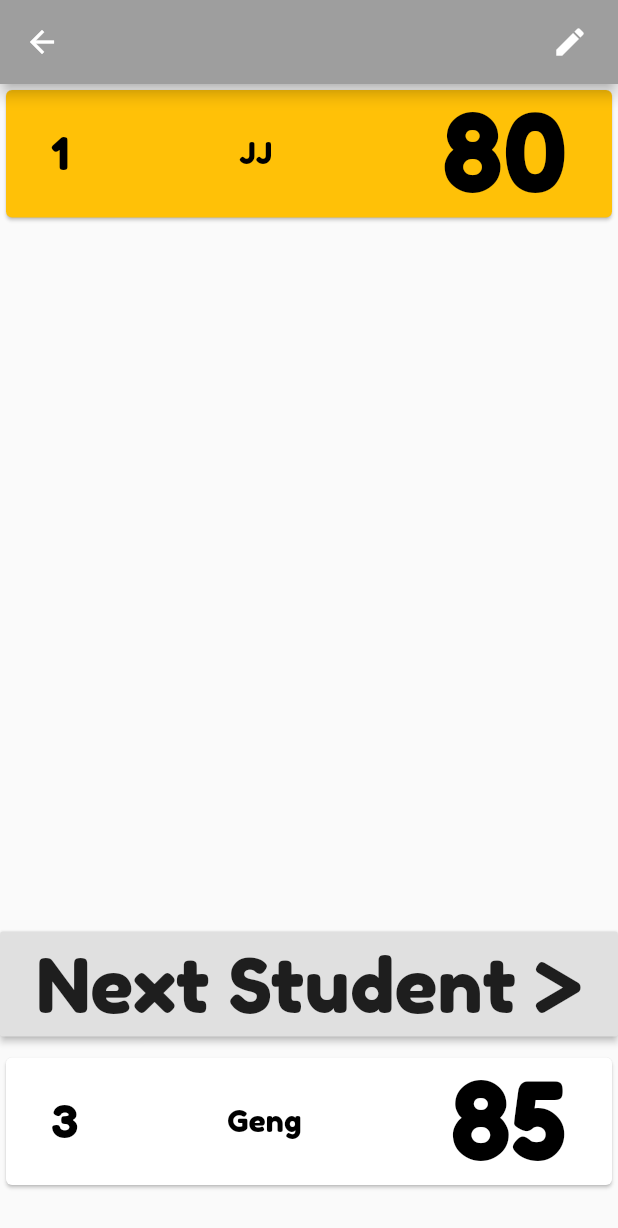
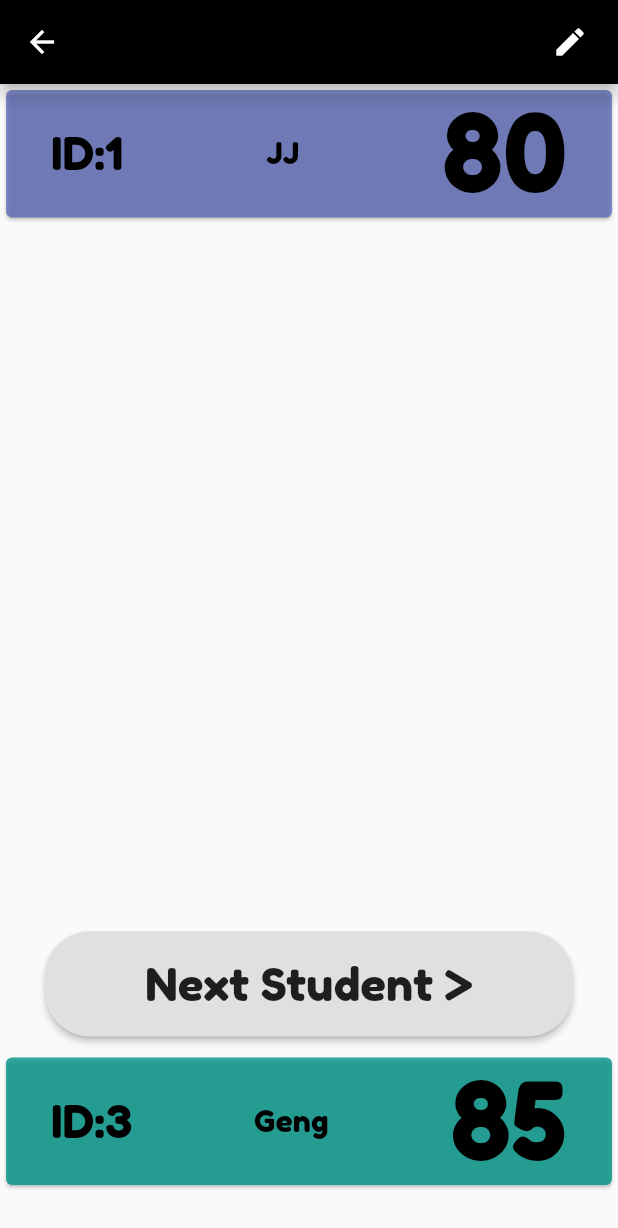
Before and after one commit to Fanhin/todolist-midterm, a Flutter app: the screen it shows after launch, after a tap on an icon or button, on a phone screen of 412 x 824 dp. Shown: the top 1228 px of the screen. Run offline on Flutter 3.47's test engine with Material 2 defaults, Android fonts, the phone set to English and light mode, and no system bars; our stand-ins replace fluttertoast.

```diff
--- a/todolist/lib/edit_page.dart
+++ b/todolist/lib/edit_page.dart
@@ -46,8 +46,12 @@ class _EditPageState extends State<EditPage> {
       }
     }
     return TextFormField(
+
       controller: _nameTextFieldController,
       decoration: InputDecoration(
+        labelText: 'Enter Name',
+        border: OutlineInputBorder(),
+        suffixIcon: Icon(Icons.error),
         errorText: _validate ? 'Value Can\'t Be Empty' : null,
         icon: Text(
           "Name",
@@ -90,8 +94,7 @@ class _EditPageState extends State<EditPage> {
                                   alignment: Alignment.center,
                                   child: RaisedButton(
                                       onPressed: () {
-                                        _nameTextFieldController.text =
-                                            widget.stdList['name'];
+
                                         setScore('7');
                                       },
                                       child: Container(
--- a/todolist/lib/home_pageV2.dart
+++ b/todolist/lib/home_pageV2.dart
@@ -20,7 +20,6 @@ class _MyHomePageState extends State<MyHomePage> {
   @override
   Widget build(BuildContext context) {
     return Scaffold(
-      //backgroundColor: Colors.grey[900],
       appBar: PreferredSize(
         preferredSize: Size.fromHeight(100.0),
         child: AppBar(
@@ -41,6 +40,7 @@ class _MyHomePageState extends State<MyHomePage> {
                   child: Container(
                     child: ListView.builder(
                       itemCount: stdList.length,
+                      scrollDirection: Axis.vertical,
                       itemBuilder: (context, index) {
                         return GestureDetector(
                           onTap: () async {
@@ -86,18 +86,19 @@ class _MyHomePageState extends State<MyHomePage> {
                                       margin: EdgeInsets.fromLTRB(0, 0, 0, 0),
                                       child: Text(
                                         'ID :' + (index + 1).toString(),
+                                        style: TextStyle(fontSize: 15),
                                       ),
                                     ),
                                     Container(
                                         child: Text(
                                       '${stdList[index]['name']}',
-                                      style: TextStyle(fontSize: 15),
+                                      style: TextStyle(fontSize: 25),
                                     )),
                                     Container(
                                       margin: EdgeInsets.fromLTRB(0, 0, 20, 0),
                                       child: Text(
                                         '${stdList[index]['score']}',
-                                        style: TextStyle(fontSize: 30),
+                                        style: TextStyle(fontSize: 35),
                                       ),
                                     ),
                                   ],
@@ -122,8 +123,7 @@ class _MyHomePageState extends State<MyHomePage> {
           //Navigator.pushNamed(context, Routes.edit_page);
           if (data != null) {
             setState(() {
-              stdList.add({'name': data['name'], 'score': data['score']});
-              print({'name': data['name'], 'score': data['score']});
+              stdList.add({'id':(data.length+1).toString(),'name': data['name'], 'score': data['score']});
             });
           }
         },
--- a/todolist/lib/main.dart
+++ b/todolist/lib/main.dart
@@ -14,7 +14,7 @@ class MyApp extends StatelessWidget {
       debugShowCheckedModeBanner: false,
       home: MyHomePage(),
       theme: ThemeData(
-          appBarTheme: AppBarTheme(color: Colors.grey),
+          appBarTheme: AppBarTheme(color: Colors.black),
           fontFamily: 'FredokaOne',
           textTheme: TextTheme(bodyText2: TextStyle(color: Colors.black))),
       routes: {
--- a/todolist/lib/second_page.dart
+++ b/todolist/lib/second_page.dart
@@ -1,3 +1,5 @@
+import 'dart:math';
+
 import 'package:flutter/cupertino.dart';
 import 'package:flutter/material.dart';
 import 'package:fluttertoast/fluttertoast.dart';
@@ -22,6 +24,23 @@ class SecondPage extends StatefulWidget {
 class _SecondPageState extends State<SecondPage> {
   int indexNextStudent;
   bool topScore;
+  List colors = [
+    Colors.amber,
+    Colors.blue,
+    Colors.yellow,
+    Colors.deepOrange,
+    Colors.green,
+    Colors.purpleAccent,
+    Colors.pinkAccent,
+  ];
+  Random randomColor = Random();
+
+  int intColor = 0;
+
+  //  void changeIndex() {
+  //   setState(() => intColor = randomColor.nextInt(3));
+  //}
+
   @override
   void initState() {
     topScore = false;
@@ -73,14 +92,16 @@ class _SecondPageState extends State<SecondPage> {
               children: <Widget>[
                 Container(
                   child: Card(
-                      color: Colors.amber,
+                      color: Colors.primaries[randomColor.nextInt(255) %
+                              Colors.primaries.length]
+                          .withOpacity(0.6),
                       child: Row(
                         mainAxisAlignment: MainAxisAlignment.spaceBetween,
                         children: <Widget>[
                           Container(
                             margin: EdgeInsets.fromLTRB(30, 0, 0, 0),
                             child: Text(
-                              widget.stdListAll[widget.index]['id'],
+                              'ID:' + widget.stdListAll[widget.index]['id'],
                               style: TextStyle(fontSize: 30),
                             ),
                           ),
@@ -106,7 +127,12 @@ class _SecondPageState extends State<SecondPage> {
                       constraints: BoxConstraints.expand(
                         height: 70,
                       ),
+                      child: Container(
+                        margin: EdgeInsets.fromLTRB(30, 0, 30, 0),
                         child: RaisedButton(
+                          shape: RoundedRectangleBorder(
+                            borderRadius: BorderRadius.circular(30.0),
+                          ),
                           onPressed: () => {
                             if (topScore)
                               {
@@ -126,33 +152,41 @@ class _SecondPageState extends State<SecondPage> {
                           },
                           child: Text(
                             "Next Student >",
-                          style: TextStyle(fontSize: 50),
+                            style: TextStyle(fontSize: 30),
+                          ),
                         ),
                       ),
                     ),
                     Container(
                       margin: EdgeInsets.fromLTRB(0, 10, 0, 30),
                       child: Card(
+                          color: Colors.primaries[randomColor.nextInt(255) %
+                                  Colors.primaries.length]
+                              .withOpacity(0.8),
                           child: Row(
                             mainAxisAlignment: MainAxisAlignment.spaceBetween,
                             children: <Widget>[
                               Container(
                                 margin: EdgeInsets.fromLTRB(30, 0, 0, 0),
                                 child: Text(
-                              widget.stdListSorted[indexNextStudent]['id'],
+                                  'ID:' +
+                                      widget.stdListSorted[indexNextStudent]
+                                          ['id'],
                                   style: TextStyle(fontSize: 30),
                                 ),
                               ),
                               Container(
                                 child: Text(
-                              widget.stdListSorted[indexNextStudent]['name'],
+                                  widget.stdListSorted[indexNextStudent]
+                                      ['name'],
                                   style: TextStyle(fontSize: 20),
                                 ),
                               ),
                               Container(
                                 margin: EdgeInsets.fromLTRB(0, 0, 30, 0),
                                 child: Text(
-                              widget.stdListSorted[indexNextStudent]['score'],
+                                  widget.stdListSorted[indexNextStudent]
+                                      ['score'],
                                   style: TextStyle(fontSize: 70),
                                 ),
                               ),
```
Lines whose indentation alone changed are shown as unchanged.
